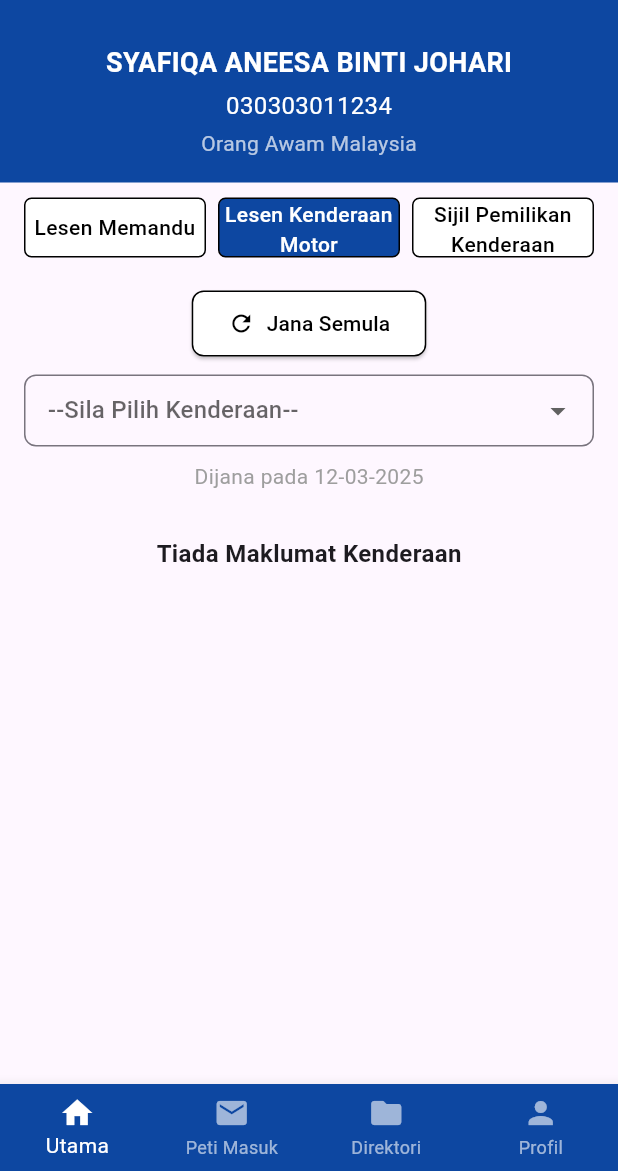
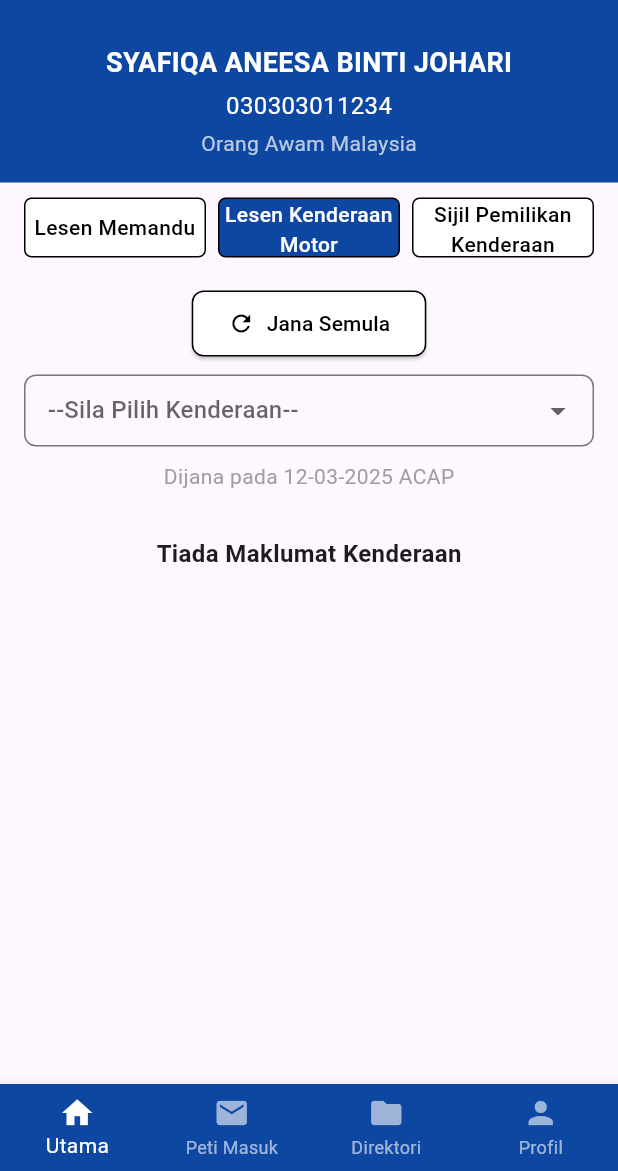
Before and after one commit to Syahmir8/MyJPJ, a Flutter app: the VehicleInfoPage screen opened directly, on a phone screen of 412 x 824 dp, the part 65-1236 px from its top. Run offline on Flutter 3.47's test engine with Material 3 defaults, Android fonts, the phone set to English and light mode, and no system bars.

Commit message:
Update lesenkenderaan.dart

```diff
--- a/lib/lesenkenderaan.dart
+++ b/lib/lesenkenderaan.dart
@@ -58,7 +58,7 @@ class VehicleInfoPage extends StatelessWidget {
             const SizedBox(height: 10),
             _buildVehicleDropdown(),
             const SizedBox(height: 10),
-            const Text('Dijana pada 12-03-2025', style: TextStyle(color: Colors.grey)),
+            const Text('Dijana pada 12-03-2025 ACAP', style: TextStyle(color: Colors.grey)),
             const SizedBox(height: 30),
             const Text('Tiada Maklumat Kenderaan', style: TextStyle(fontSize: 16, fontWeight: FontWeight.bold)),
           ],
```
